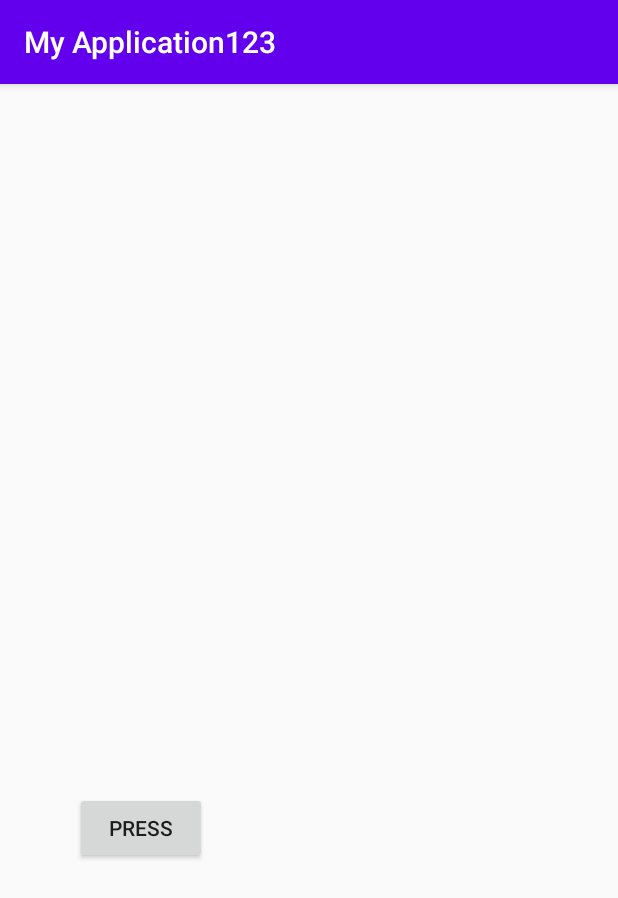
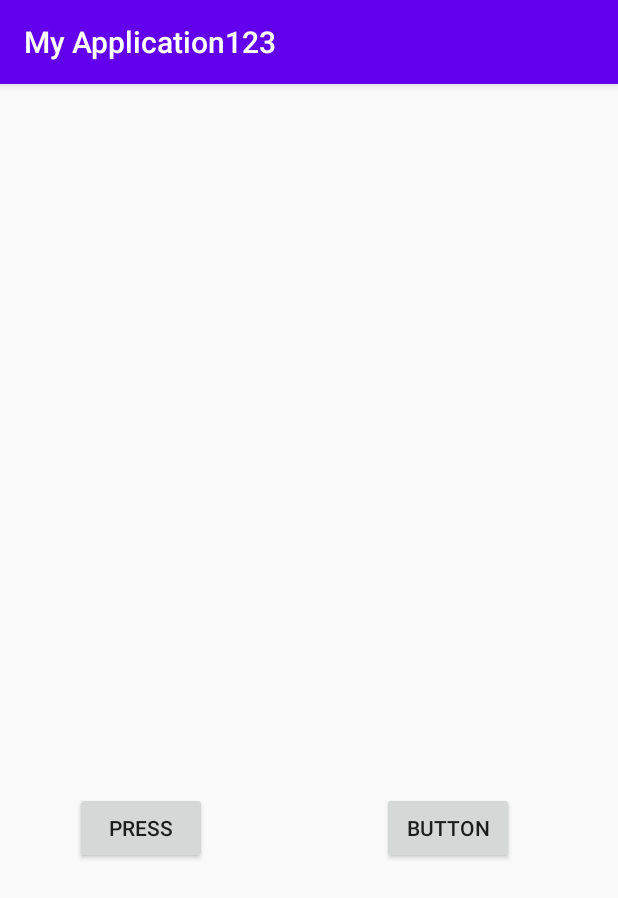
Before and after one commit to Gu-Zhi-Technology-Co-Ltd/Automatic-plantswall, an Android app: the screen it shows after launch (MainActivity), after a tap on "PRESS", on a phone screen of 412 x 824 dp. Shown: the top 898 px of the screen. Run offline under Robolectric (Android 15) with nearby library versions, the phone set to English and light mode, and no system bars; network calls fail.

Commit message:
add button

```diff
--- a/app/src/main/java/com/example/myapplication123/MainActivity.kt
+++ b/app/src/main/java/com/example/myapplication123/MainActivity.kt
@@ -1,5 +1,5 @@
 package com.example.myapplication123
-
+import android.content.Intent
 import androidx.appcompat.app.AppCompatActivity
 import android.os.Bundle
 import android.view.View
@@ -10,7 +10,7 @@ class MainActivity : AppCompatActivity() {
         super.onCreate(savedInstanceState)
         setContentView(R.layout.activity_main)
     }
-    val host = "200.1.1.103"
+    val host = "192.168.8.104"
     val port = 8081
     var sum = ""
 
@@ -31,6 +31,12 @@ class MainActivity : AppCompatActivity() {
         }).start()
         show(sum)
     }
+    fun test(view: View){
+
+    }
+    //fun click(view: View) {
+
+    //}
     //fun sds(view: View) {
     //show(sum)
     //}
--- a/app/src/main/res/layout/activity_main.xml
+++ b/app/src/main/res/layout/activity_main.xml
@@ -1,5 +1,5 @@
 <?xml version="1.0" encoding="utf-8"?>
-<androidx.constraintlayout.widget.ConstraintLayout  xmlns:android="http://schemas.android.com/apk/res/android"
+<androidx.constraintlayout.widget.ConstraintLayout xmlns:android="http://schemas.android.com/apk/res/android"
     xmlns:app="http://schemas.android.com/apk/res-auto"
     xmlns:tools="http://schemas.android.com/tools"
     android:layout_width="match_parent"
@@ -8,12 +8,13 @@
 
     <TextView
         android:id="@+id/textView"
+        android:layout_width="wrap_content"
         android:layout_height="wrap_content"
         android:layout_marginStart="152dp"
         android:layout_marginBottom="148dp"
         android:text="@string/textview"
         app:layout_constraintBottom_toTopOf="@+id/button"
-            app:layout_constraintStart_toStartOf="@+id/button" android:layout_width="wrap_content"/>
+        app:layout_constraintStart_toStartOf="@+id/button" />
 
     <Button
         android:id="@+id/button"
@@ -25,6 +26,16 @@
         app:layout_constraintBottom_toBottomOf="parent"
         app:layout_constraintEnd_toEndOf="parent"
         app:layout_constraintHorizontal_bias="0.154"
-            app:layout_constraintStart_toStartOf="parent"/>
+        app:layout_constraintStart_toStartOf="parent" />
+
+    <Button
+        android:id="@+id/button2"
+        android:layout_width="wrap_content"
+        android:layout_height="wrap_content"
+        android:layout_marginEnd="69dp"
+        android:onClick="test"
+        android:text="@string/button"
+        app:layout_constraintBaseline_toBaselineOf="@+id/button"
+        app:layout_constraintEnd_toEndOf="parent" />
 
 </androidx.constraintlayout.widget.ConstraintLayout>
--- a/app/src/main/res/values/strings.xml
+++ b/app/src/main/res/values/strings.xml
@@ -2,4 +2,5 @@
     <string name="app_name">My Application123</string>
     <string name="textview">textview</string>
     <string name="press">press</string>
+    <string name="button">Button</string>
 </resources>
```
Also changed, not shown: 1 other file. Lines whose indentation alone changed are shown as unchanged.
